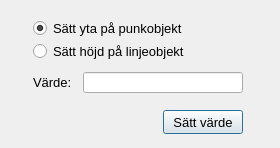
The window that ui/radius_height.ui (co-city/QGYF) describes before a commit, drawn with Qt 5.
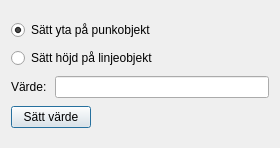
The same window after the commit. Icons and pictures are not drawn.

What changed in the file:
```diff
--- a/ui/radius_height.ui
+++ b/ui/radius_height.ui
@@ -13,7 +13,7 @@
   <property name="font">
    <font>
     <family>Tahoma</family>
-    <pointsize>10</pointsize>
+    <pointsize>9</pointsize>
    </font>
   </property>
   <property name="windowTitle">
@@ -23,15 +23,14 @@
    <iconset resource="../resources.qrc">
     <normaloff>:/plugins/qgyf/assets/leaf.png</normaloff>:/plugins/qgyf/assets/leaf.png</iconset>
   </property>
+  <layout class="QVBoxLayout" name="verticalLayout_2">
+   <item>
+    <layout class="QVBoxLayout" name="verticalLayout">
+     <property name="spacing">
+      <number>8</number>
+     </property>
+     <item>
   <widget class="QRadioButton" name="radiusButton">
-   <property name="geometry">
-    <rect>
-     <x>33</x>
-     <y>20</y>
-     <width>190</width>
-     <height>17</height>
-    </rect>
-   </property>
    <property name="text">
     <string>Sätt yta på punkobjekt</string>
    </property>
@@ -39,28 +38,25 @@
     <bool>true</bool>
    </property>
   </widget>
+     </item>
+     <item>
   <widget class="QRadioButton" name="heightButton">
-   <property name="geometry">
-    <rect>
-     <x>33</x>
-     <y>43</y>
-     <width>170</width>
-     <height>17</height>
-    </rect>
-   </property>
    <property name="text">
     <string>Sätt höjd på linjeobjekt</string>
    </property>
   </widget>
+     </item>
+     <item>
+      <layout class="QHBoxLayout" name="horizontalLayout">
+       <item>
+        <widget class="QLabel" name="label">
+         <property name="text">
+          <string>Värde:</string>
+         </property>
+        </widget>
+       </item>
+       <item>
   <widget class="QLineEdit" name="valueLine">
-   <property name="geometry">
-    <rect>
-     <x>83</x>
-     <y>72</y>
-     <width>160</width>
-     <height>21</height>
-    </rect>
-   </property>
    <property name="alignment">
     <set>Qt::AlignRight|Qt::AlignTrailing|Qt::AlignVCenter</set>
    </property>
@@ -68,32 +64,28 @@
     <bool>false</bool>
    </property>
   </widget>
-  <widget class="QLabel" name="label">
-   <property name="geometry">
-    <rect>
-     <x>33</x>
-     <y>72</y>
-     <width>70</width>
-     <height>20</height>
-    </rect>
-   </property>
-   <property name="text">
-    <string>Värde:</string>
-   </property>
-  </widget>
+       </item>
+      </layout>
+     </item>
+     <item>
   <widget class="QPushButton" name="saveButton">
-   <property name="geometry">
-    <rect>
-     <x>163</x>
-     <y>110</y>
-     <width>80</width>
-     <height>24</height>
-    </rect>
+       <property name="sizePolicy">
+        <sizepolicy hsizetype="Fixed" vsizetype="Fixed">
+         <horstretch>0</horstretch>
+         <verstretch>0</verstretch>
+        </sizepolicy>
+       </property>
+       <property name="layoutDirection">
+        <enum>Qt::LeftToRight</enum>
    </property>
    <property name="text">
     <string>Sätt värde</string>
    </property>
   </widget>
+     </item>
+    </layout>
+   </item>
+  </layout>
  </widget>
  <resources>
   <include location="../resources.py"/>
```
Left out of the diff: 2 changed lines with no effect on the pictures. Lines whose indentation alone changed are shown as unchanged.
